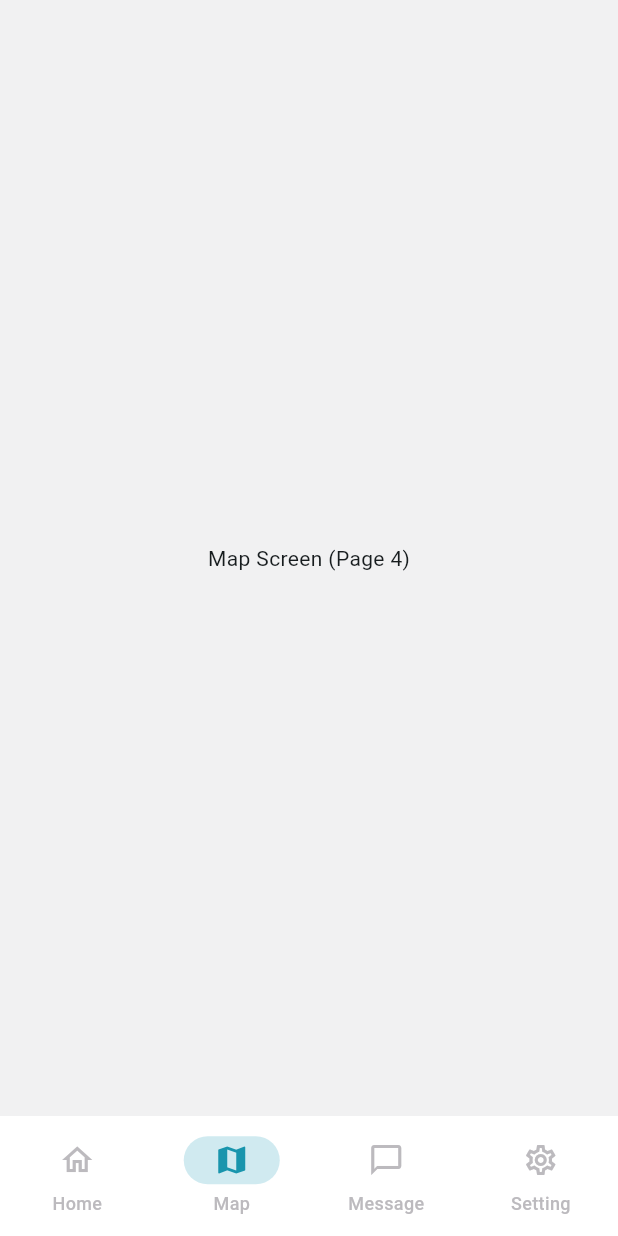
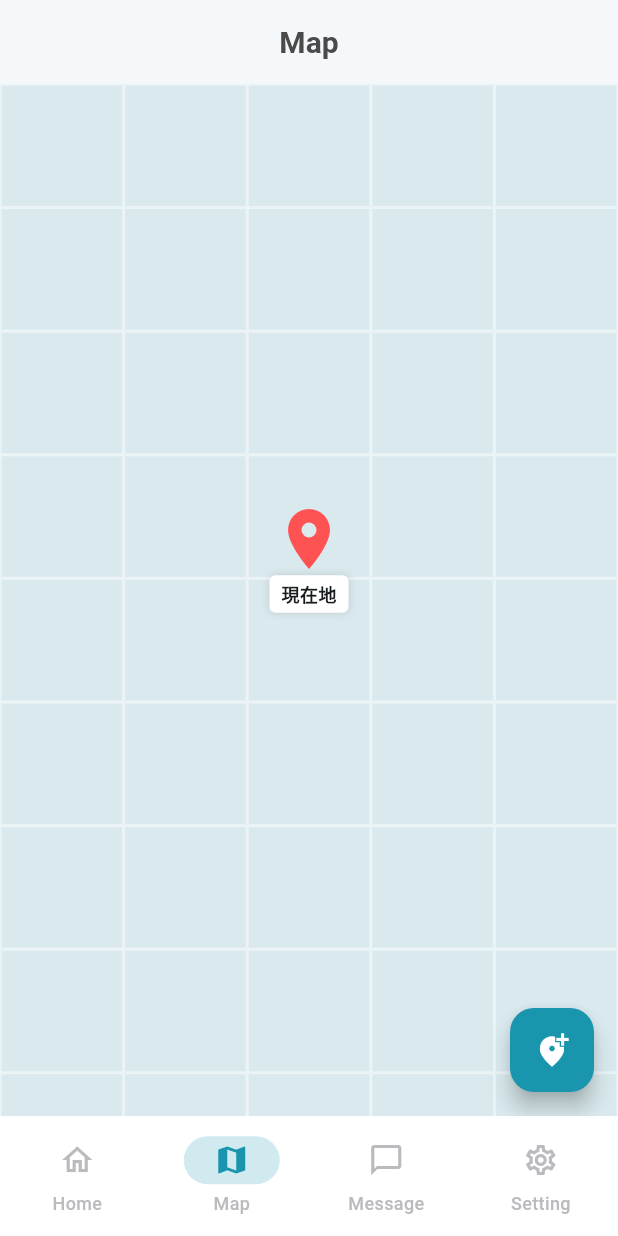
Before and after one commit to iwashi-v3/appointment-app, a Flutter app: the screen it shows after launch, item 2 of the bottom bar chosen, on a phone screen of 412 x 824 dp. Run offline on Flutter 3.47's test engine with Material 3 defaults, Android fonts, the phone set to English and light mode, and no system bars.

Commit message:
map画面の画面遷移の実装

```diff
--- a/frontend/lib/app.dart
+++ b/frontend/lib/app.dart
@@ -1,7 +1,7 @@
 import 'package:flutter/material.dart';
-import 'package:frontend/screens/home/home_screen.dart';
 import 'constants/app_colors.dart';
-// 作成したHomeScreenをインポート
+import 'screens/home/home_screen.dart';
+import 'screens/map/map_screen.dart'; // マップ画面をインポート
 
 class MachiawaseApp extends StatelessWidget {
   const MachiawaseApp({super.key});
@@ -11,24 +11,17 @@ class MachiawaseApp extends StatelessWidget {
     return MaterialApp(
       title: 'Machiawase App',
       debugShowCheckedModeBanner: false,
-
-      // アプリ全体のテーマ設定
       theme: ThemeData(
         useMaterial3: true,
-
-        // カラーパレットの適用
+        // カラーパレット設定
         colorScheme: ColorScheme.fromSeed(
           seedColor: AppColors.primary,
-          primary: AppColors.primary,       // Glacier Blue
-          secondary: AppColors.secondary,   // Ice
-          surface: AppColors.background,    // Overcast
-          background: AppColors.background, // Overcast
+          primary: AppColors.primary,
+          secondary: AppColors.secondary,
+          surface: AppColors.background,
+          background: AppColors.background,
         ),
-
-        // 背景色の設定
         scaffoldBackgroundColor: AppColors.background,
-
-        // AppBar（ヘッダー）のテーマ
         appBarTheme: const AppBarTheme(
           backgroundColor: AppColors.background,
           foregroundColor: AppColors.textBody,
@@ -36,8 +29,6 @@ class MachiawaseApp extends StatelessWidget {
           centerTitle: true,
           iconTheme: IconThemeData(color: AppColors.textBody),
         ),
-
-        // 下部ナビゲーションバーのテーマ
         navigationBarTheme: NavigationBarThemeData(
           backgroundColor: Colors.white,
           indicatorColor: AppColors.ice.withOpacity(0.5),
@@ -51,14 +42,10 @@ class MachiawaseApp extends StatelessWidget {
             return const IconThemeData(color: AppColors.warmGray);
           }),
         ),
-
-        // フローティングアクションボタンのテーマ
         floatingActionButtonTheme: const FloatingActionButtonThemeData(
           backgroundColor: AppColors.primary,
           foregroundColor: Colors.white,
         ),
-
-        // ボタンのテーマ
         elevatedButtonTheme: ElevatedButtonThemeData(
           style: ElevatedButton.styleFrom(
             backgroundColor: AppColors.primary,
@@ -89,30 +76,16 @@ class _RootScaffoldState extends State<RootScaffold> {
   Widget build(BuildContext context) {
     // 画面のリスト
     final List<Widget> screens = [
-      // 1. Home: 作成済みの本物のファイルを使用
-      const HomeScreen(),
-
-      // 2. Map: 仮置き
-      const Scaffold(
-        body: Center(child: Text('Map Screen (Page 4)')),
-      ),
-
-      // 3. Message: 仮置き
-      const Scaffold(
-        body: Center(child: Text('Message Screen (Page 8)')),
-      ),
-
-      // 4. Setting: 仮置き
-      const Scaffold(
-        body: Center(child: Text('Setting Screen (Page 10)')),
-      ),
+      const HomeScreen(), // 作成済み
+      const MapScreen(),  // ここを本物のMapScreenに修正しました
+      const Scaffold(body: Center(child: Text('Message Screen (Page 8)'))), // まだ仮置き
+      const Scaffold(body: Center(child: Text('Setting Screen (Page 10)'))), // まだ仮置き
     ];
 
     return Scaffold(
-      // 現在選択されているインデックスの画面を表示
+      // 現在のインデックスに応じた画面を表示
       body: screens[_currentIndex],
 
-      // 下部のナビゲーションバー
       bottomNavigationBar: NavigationBar(
         selectedIndex: _currentIndex,
         onDestinationSelected: (int index) {
--- /dev/null
+++ b/frontend/lib/screens/map/map_screen.dart
@@ -0,0 +1,89 @@
+import 'package:flutter/material.dart';
+import '../../constants/app_colors.dart';
+import 'create_meeting_screen.dart'; // 作成画面への遷移用
+
+class MapScreen extends StatelessWidget {
+  const MapScreen({super.key});
+
+  @override
+  Widget build(BuildContext context) {
+    return Scaffold(
+      // AppBarを地図の上に重ねる設定
+      extendBodyBehindAppBar: true,
+      appBar: AppBar(
+        title: const Text('Map'),
+        backgroundColor: Colors.white.withOpacity(0.7), // 半透明にして地図を見やすく
+        elevation: 0,
+        centerTitle: true,
+        titleTextStyle: const TextStyle(
+          color: AppColors.textBody,
+          fontSize: 20,
+          fontWeight: FontWeight.bold,
+        ),
+      ),
+
+      // --- 待ち合わせ作成ボタン (Floating Action Buttonに変更) ---
+      floatingActionButton: FloatingActionButton(
+        onPressed: () {
+          // 待ち合わせ作成画面へ遷移
+          Navigator.push(
+            context,
+            MaterialPageRoute(
+              builder: (context) => const CreateMeetingScreen(),
+            ),
+          );
+        },
+        backgroundColor: AppColors.primary,
+        child: const Icon(Icons.add_location_alt, color: Colors.white),
+      ),
+
+      body: Stack(
+        children: [
+          // --- 地図表示エリア（仮実装） ---
+          Container(
+            width: double.infinity,
+            height: double.infinity,
+            color: AppColors.ice.withOpacity(0.3), // 地図っぽい背景色
+            child: Stack(
+              alignment: Alignment.center,
+              children: [
+                // グリッド線で地図っぽさを演出
+                GridView.builder(
+                  physics: const NeverScrollableScrollPhysics(),
+                  gridDelegate: const SliverGridDelegateWithFixedCrossAxisCount(
+                    crossAxisCount: 5,
+                  ),
+                  itemBuilder: (context, index) {
+                    return Container(
+                      decoration: BoxDecoration(
+                        border: Border.all(color: Colors.white.withOpacity(0.5)),
+                      ),
+                    );
+                  },
+                ),
+                // 仮の現在地ピン
+                Column(
+                  mainAxisAlignment: MainAxisAlignment.center,
+                  children: [
+                    const Icon(Icons.location_on, size: 48, color: Colors.redAccent),
+                    Container(
+                      padding: const EdgeInsets.symmetric(horizontal: 8, vertical: 4),
+                      decoration: BoxDecoration(
+                        color: Colors.white,
+                        borderRadius: BorderRadius.circular(4),
+                        boxShadow: [
+                          BoxShadow(color: Colors.black12, blurRadius: 4),
+                        ],
+                      ),
+                      child: const Text('現在地', style: TextStyle(fontSize: 12, fontWeight: FontWeight.bold)),
+                    ),
+                  ],
+                ),
+              ],
+            ),
+          ),
+        ],
+      ),
+    );
+  }
+}
```
Also changed, not shown: frontend/lib/screens/map/create_meeting_screen.dart (added, +37 -0 lines).
